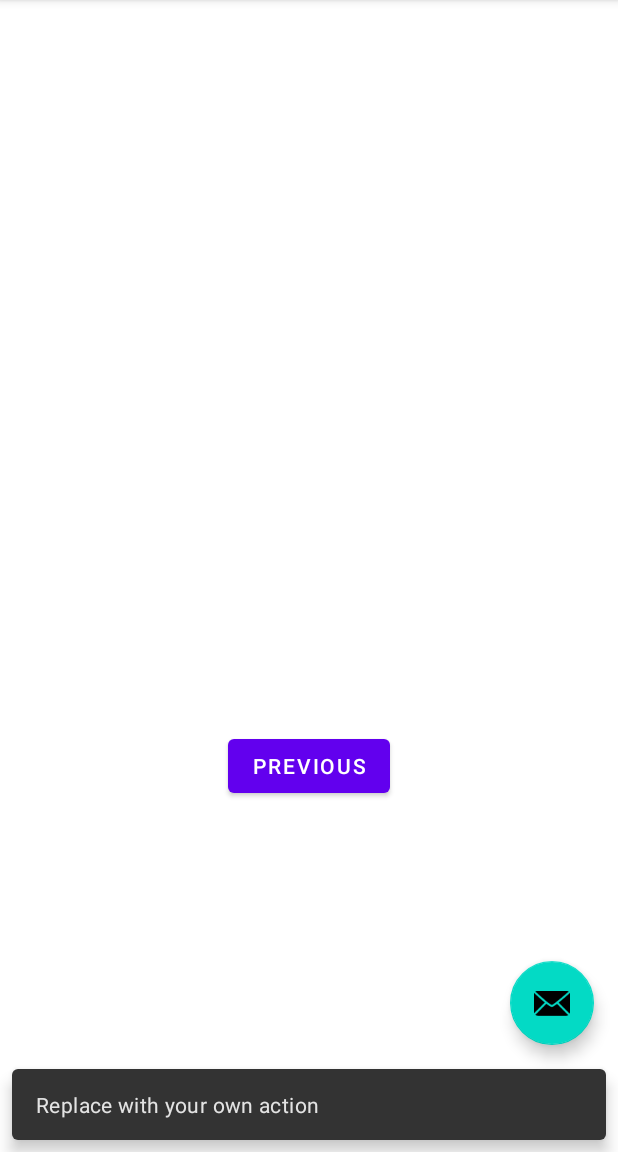
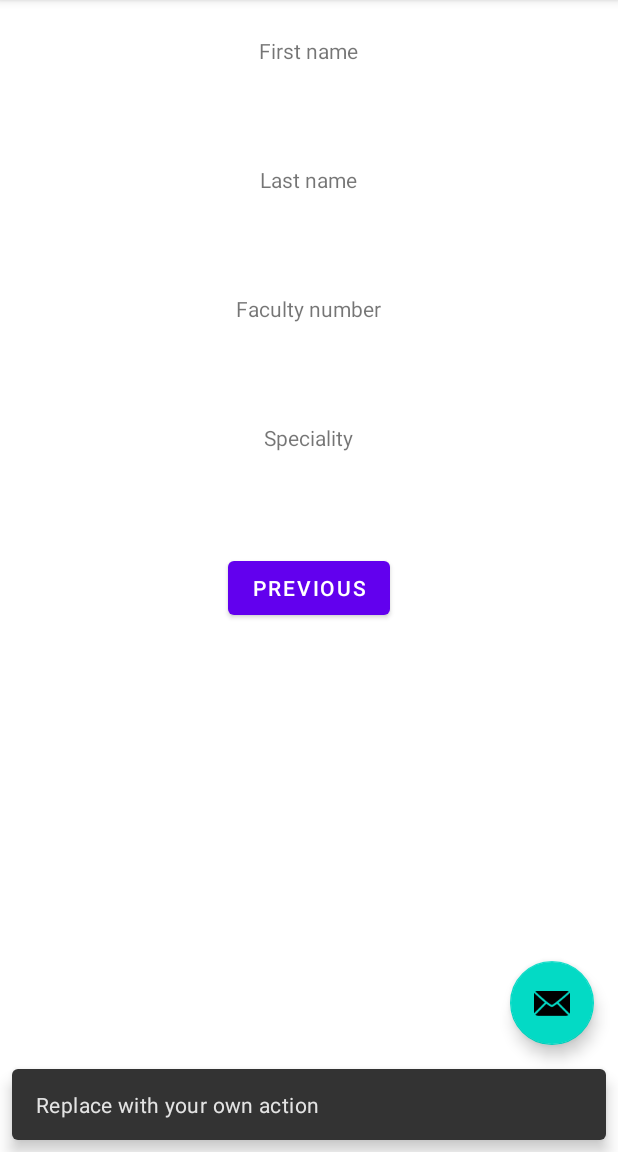
Before and after one commit to ETS-Android3/Erasmus_courses, an Android app: the SecondFragment screen opened through its navigation route, after a tap on an icon or button, on a phone screen of 412 x 824 dp, the part 84-1236 px from its top. Run offline under Robolectric (Android 15) with nearby library versions, the phone set to English and light mode, and no system bars.

Commit message:
Added second frame layout

```diff
--- a/Programming_for_Mobile_Internet_Devices/Task_1/app/src/main/java/com/example/task_1/FirstFragment.java
+++ b/Programming_for_Mobile_Internet_Devices/Task_1/app/src/main/java/com/example/task_1/FirstFragment.java
@@ -28,12 +28,16 @@ public class FirstFragment extends Fragment {
         ViewGroup root = firstFragmentViewGroup;
         Log.i(TAG, "XXX initValidation items count: "+ ((ViewGroup) root).getChildCount());
         for(int index = 0; index < ((ViewGroup) root).getChildCount(); index++) {
-            View nextChild = ((ViewGroup) root).getChildAt(index);
-            String itemName = root.getResources().getResourceEntryName(nextChild.getId());
-            Log.i(TAG, "XXX initValidation " + itemName);
-            if(itemName.startsWith("editText") || itemName.startsWith("spinner")){
-//                updateNotValidItems(itemName, Boolean.FALSE);
-                notValidItems.add(itemName);
+            try {
+                View nextChild = ((ViewGroup) root).getChildAt(index);
+                String itemName = root.getResources().getResourceEntryName(nextChild.getId());
+                Log.i(TAG, "XXX initValidation " + itemName);
+                if(itemName.startsWith("editText") || itemName.startsWith("spinner")){
+//                    updateNotValidItems(itemName, Boolean.FALSE);
+                    notValidItems.add(itemName);
+                }
+            } catch (Exception e){
+
             }
         }
         Log.i(TAG, "XXX initValidation " + notValidItems);
--- a/Programming_for_Mobile_Internet_Devices/Task_1/app/src/main/res/layout/fragment_first.xml
+++ b/Programming_for_Mobile_Internet_Devices/Task_1/app/src/main/res/layout/fragment_first.xml
@@ -7,6 +7,10 @@
     android:orientation="vertical"
     tools:context=".FirstFragment">
 
+
+    <Space
+        android:layout_width="match_parent"
+        android:layout_height="16dp" />
 
     <TextView
         android:id="@+id/textViewFirstName"
--- a/Programming_for_Mobile_Internet_Devices/Task_1/app/src/main/res/layout/fragment_second.xml
+++ b/Programming_for_Mobile_Internet_Devices/Task_1/app/src/main/res/layout/fragment_second.xml
@@ -1,27 +1,91 @@
 <?xml version="1.0" encoding="utf-8"?>
-<androidx.constraintlayout.widget.ConstraintLayout xmlns:android="http://schemas.android.com/apk/res/android"
+<LinearLayout xmlns:android="http://schemas.android.com/apk/res/android"
     xmlns:app="http://schemas.android.com/apk/res-auto"
     xmlns:tools="http://schemas.android.com/tools"
     android:layout_width="match_parent"
     android:layout_height="match_parent"
+    android:orientation="vertical"
     tools:context=".SecondFragment">
 
+    <Space
+        android:layout_width="match_parent"
+        android:layout_height="16dp" />
+
     <TextView
-        android:id="@+id/textview_second"
+        android:id="@+id/textViewFirstNameDescription"
         android:layout_width="wrap_content"
         android:layout_height="wrap_content"
-        app:layout_constraintBottom_toTopOf="@id/button_second"
-        app:layout_constraintEnd_toEndOf="parent"
-        app:layout_constraintStart_toStartOf="parent"
-        app:layout_constraintTop_toTopOf="parent" />
+        android:layout_gravity="center_horizontal"
+        android:layout_margin="8dp"
+        android:text="@string/fragment1TextViewFirstNameLabel" />
+
+
+    <TextView
+        android:id="@+id/textViewFirstNameView"
+        android:layout_width="wrap_content"
+        android:layout_height="wrap_content"
+        android:layout_margin="8dp"
+        android:layout_gravity="center_horizontal"
+        android:textSize="25sp" />
+
+
+    <TextView
+        android:id="@+id/textViewLastNameDescription"
+        android:layout_width="wrap_content"
+        android:layout_height="wrap_content"
+        android:layout_margin="8dp"
+        android:layout_gravity="center_horizontal"
+        android:text="@string/fragment1TextViewLastNameLabel" />
+
+
+    <TextView
+        android:id="@+id/textViewLastNameView"
+        android:layout_width="wrap_content"
+        android:layout_height="wrap_content"
+        android:layout_margin="8dp"
+        android:layout_gravity="center_horizontal"
+        android:textSize="25sp" />
+
+
+    <TextView
+        android:id="@+id/textViewFacultyNumberDescription"
+        android:layout_width="wrap_content"
+        android:layout_height="wrap_content"
+        android:layout_margin="8dp"
+        android:layout_gravity="center_horizontal"
+        android:text="@string/fragment1TextViewFacultyNumberLabel" />
+
+
+    <TextView
+        android:id="@+id/textViewFacultyNumberView"
+        android:layout_width="wrap_content"
+        android:layout_height="wrap_content"
+        android:layout_margin="8dp"
+        android:layout_gravity="center_horizontal"
+        android:textSize="25sp" />
+
+
+    <TextView
+        android:id="@+id/textViewSpecialtyDescription"
+        android:layout_width="wrap_content"
+        android:layout_height="wrap_content"
+        android:layout_margin="8dp"
+        android:layout_gravity="center_horizontal"
+        android:text="@string/fragment1TextViewSpecialtyLabel" />
+
+    <TextView
+        android:id="@+id/textViewSpecialtyView"
+        android:layout_width="wrap_content"
+        android:layout_height="wrap_content"
+        android:layout_margin="8dp"
+        android:layout_gravity="center_horizontal"
+        android:textSize="25sp" />
 
     <Button
         android:id="@+id/button_second"
         android:layout_width="wrap_content"
         android:layout_height="wrap_content"
-        android:text="@string/previous"
-        app:layout_constraintBottom_toBottomOf="parent"
-        app:layout_constraintEnd_toEndOf="parent"
-        app:layout_constraintStart_toStartOf="parent"
-        app:layout_constraintTop_toBottomOf="@id/textview_second" />
-</androidx.constraintlayout.widget.ConstraintLayout>
+        android:layout_margin="8dp"
+        android:layout_gravity="center_horizontal"
+        android:text="@string/previous" />
+</LinearLayout>
```
